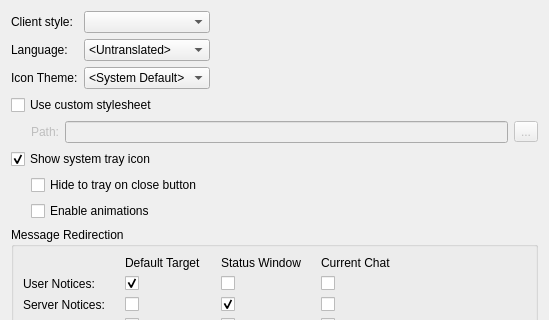
First picture: the form in src/qtui/settingspages/appearancesettingspage.ui, repository quassel/quassel, before the edit; both pictures show x 0 to 549 and y 0 to 320 of the 549 by 470 pixel window.
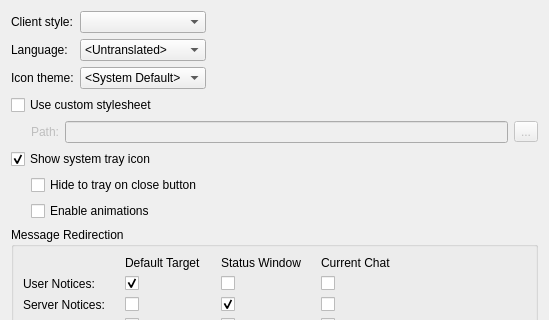
Second picture: the form after the edit.

Commit message:
Make Breeze the default icon theme
Also fix some related UI issues.

```diff
--- a/src/qtui/settingspages/appearancesettingspage.ui
+++ b/src/qtui/settingspages/appearancesettingspage.ui
@@ -70,7 +70,7 @@
      <item row="2" column="0">
       <widget class="QLabel" name="label_10">
        <property name="text">
-        <string>Icon Theme:</string>
+        <string>Icon theme:</string>
        </property>
       </widget>
      </item>
```
Left out of the diff: 4 changed lines with no effect on the pictures. The commit also changes 5 other files.
